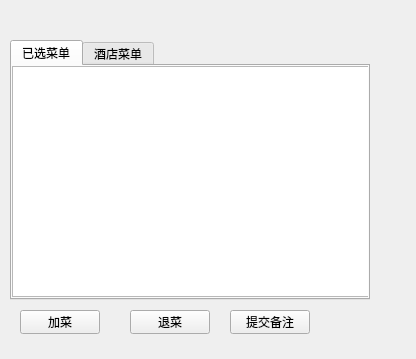
Old version of the form OrderSys_Client/form1.ui in the repository littleblackdot/OrderSys.
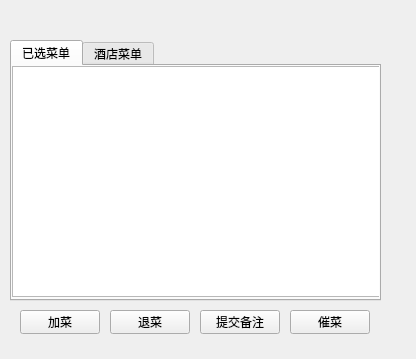
New version of the form.

What changed in the file:
```diff
--- a/OrderSys_Client/form1.ui
+++ b/OrderSys_Client/form1.ui
@@ -18,8 +18,8 @@
     <rect>
      <x>10</x>
      <y>40</y>
-     <width>360</width>
-     <height>260</height>
+     <width>371</width>
+     <height>261</height>
     </rect>
    </property>
    <property name="currentIndex">
@@ -34,7 +34,7 @@
       <rect>
        <x>0</x>
        <y>0</y>
-       <width>360</width>
+       <width>371</width>
        <height>231</height>
       </rect>
      </property>
@@ -78,7 +78,7 @@
   <widget class="QPushButton" name="pushButton_2">
    <property name="geometry">
     <rect>
-     <x>130</x>
+     <x>110</x>
      <y>310</y>
      <width>80</width>
      <height>24</height>
@@ -91,7 +91,7 @@
   <widget class="QPushButton" name="pushButton_3">
    <property name="geometry">
     <rect>
-     <x>230</x>
+     <x>200</x>
      <y>310</y>
      <width>80</width>
      <height>24</height>
@@ -101,18 +101,60 @@
     <string>提交备注</string>
    </property>
   </widget>
-  <widget class="QLabel" name="label">
+  <widget class="QPushButton" name="pushButton_4">
    <property name="geometry">
     <rect>
-     <x>10</x>
+     <x>290</x>
+     <y>310</y>
+     <width>80</width>
+     <height>24</height>
+    </rect>
+   </property>
+   <property name="text">
+    <string>催菜</string>
+   </property>
+  </widget>
+  <widget class="QWidget" name="layoutWidget">
+   <property name="geometry">
+    <rect>
+     <x>0</x>
      <y>10</y>
-     <width>101</width>
-     <height>21</height>
+     <width>321</width>
+     <height>22</height>
     </rect>
    </property>
-   <property name="text">
-    <string/>
-   </property>
+   <layout class="QHBoxLayout" name="horizontalLayout">
+    <item>
+     <widget class="QLabel" name="label">
+      <property name="text">
+       <string/>
+      </property>
+     </widget>
+    </item>
+    <item>
+     <spacer name="horizontalSpacer">
+      <property name="orientation">
+       <enum>Qt::Horizontal</enum>
+      </property>
+      <property name="sizeType">
+       <enum>QSizePolicy::Fixed</enum>
+      </property>
+      <property name="sizeHint" stdset="0">
+       <size>
+        <width>40</width>
+        <height>20</height>
+       </size>
+      </property>
+     </spacer>
+    </item>
+    <item>
+     <widget class="QLabel" name="label_2">
+      <property name="text">
+       <string/>
+      </property>
+     </widget>
+    </item>
+   </layout>
   </widget>
  </widget>
  <resources/>
```
Left out of the diff: 2 changed lines with no effect on the pictures.
